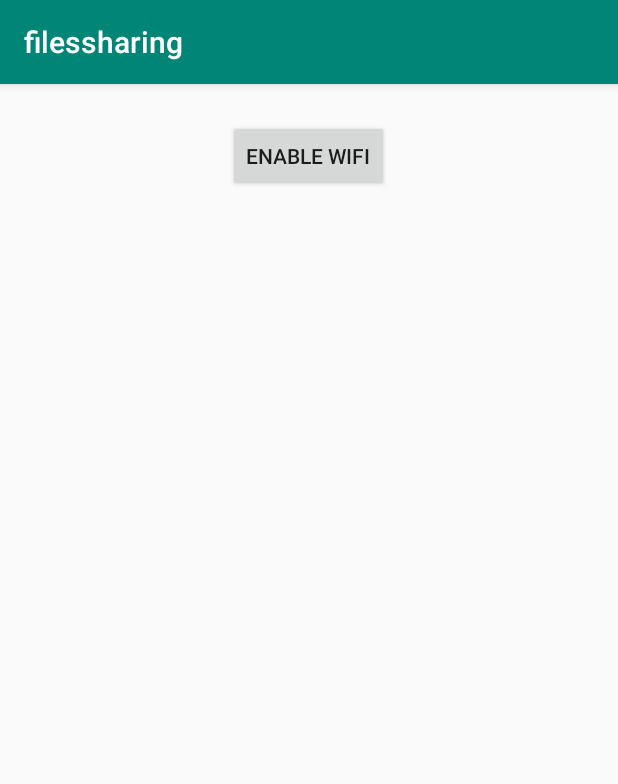
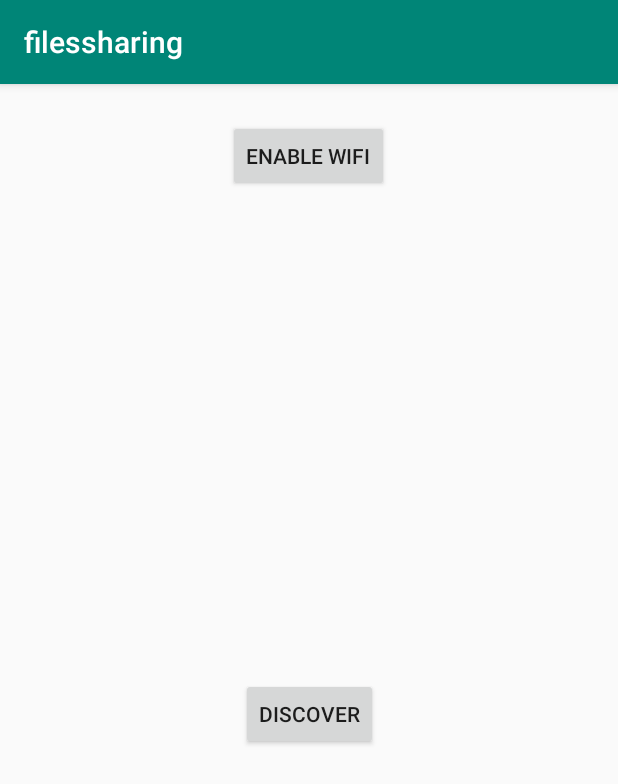
Before and after one commit to stoicanescu/Files-Sharing, an Android app: the screen it shows after launch (MainActivity), on a phone screen of 412 x 824 dp. Shown: the top 784 px of the screen. Run offline under Robolectric (Android 15) with nearby library versions, the phone set to English and light mode, and no system bars.

```diff
--- a/app/build.gradle
+++ b/app/build.gradle
@@ -5,7 +5,7 @@ android {
     buildToolsVersion "29.0.1"
     defaultConfig {
         applicationId "com.example.filessharing"
-        minSdkVersion 15
+        minSdkVersion 16
         targetSdkVersion 29
         versionCode 1
         versionName "1.0"
--- a/app/src/main/AndroidManifest.xml
+++ b/app/src/main/AndroidManifest.xml
@@ -5,6 +5,7 @@
     <uses-permission android:name="android.permission.CHANGE_WIFI_STATE" />
     <uses-permission android:name="android.permission.INTERNET"/>
     <uses-permission android:name="android.permission.ACCESS_FINE_LOCATION"/>
+    <uses-permission android:name="android.permission.CHANGE_WIFI_MULTICAST_STATE"/>
 
     <application
         android:allowBackup="true"
--- a/app/src/main/java/com/example/filessharing/MainActivity.java
+++ b/app/src/main/java/com/example/filessharing/MainActivity.java
@@ -4,35 +4,55 @@ import androidx.appcompat.app.AppCompatActivity;
 
 import android.content.Context;
 import android.content.IntentFilter;
+import android.net.nsd.NsdManager;
 import android.net.wifi.WifiManager;
 import android.os.Bundle;
 import android.view.View;
 import android.widget.Button;
 
+
 public class MainActivity extends AppCompatActivity {
 
-    Button wifiButton;
+    Button wifiButton, discover;
 
     WifiConnectionReceiver wifiReceiver;
     IntentFilter mIntentFilter;
 
     WifiManager wifiManager;
+    NsdHelper nsdHelper;
+
+    String serviceName = "TitiTransfer";
+    static boolean discoveryStarted = false;
+
     @Override
     protected void onCreate(Bundle savedInstanceState) {
         super.onCreate(savedInstanceState);
         setContentView(R.layout.activity_main);
 
-        init();
+        initLayoutComponents();
+        initWifiConnectionReceiver();
+        initNsdHelper();
     }
 
-    private void init() {
+    private void initLayoutComponents() {
         wifiButton = (Button) findViewById(R.id.wifi_button);
+        discover = (Button) findViewById(R.id.discover);
+    }
 
+    private void initWifiConnectionReceiver() {
         wifiManager = (WifiManager) getApplicationContext().getSystemService(Context.WIFI_SERVICE);
         wifiReceiver = new WifiConnectionReceiver(wifiManager, this);
 
         mIntentFilter = new IntentFilter();
         mIntentFilter.addAction(WifiManager.WIFI_STATE_CHANGED_ACTION);
+
+    }
+
+    private void initNsdHelper() {
+        nsdHelper = new NsdHelper(this, serviceName);
+        nsdHelper.initializeRegistrationListener();
+        nsdHelper.initializeDiscoveryListener();
+        nsdHelper.registerService(9000);
     }
 
     @Override
@@ -45,9 +65,24 @@ public class MainActivity extends AppCompatActivity {
     protected void onResume() {
         super.onResume();
         registerReceiver(wifiReceiver, mIntentFilter);
+
     }
+
+    @Override
+    protected void onDestroy() {
+        super.onDestroy();
+        if(wifiReceiver != null)
+            unregisterReceiver(wifiReceiver);
+    }
+
 
     public void setWifiOn(View view) {
         wifiManager.setWifiEnabled(true);
     }
+
+    public void discoverServices(View view) {
+        if(!discoveryStarted)
+            nsdHelper.startDiscoverServices();
+            discoveryStarted  = true;
+    }
 }
--- /dev/null
+++ b/app/src/main/java/com/example/filessharing/NsdHelper.java
@@ -0,0 +1,136 @@
+package com.example.filessharing;
+
+import android.app.Activity;
+import android.content.Context;
+import android.net.nsd.NsdManager;
+import android.net.nsd.NsdServiceInfo;
+import android.util.Log;
+
+class NsdHelper {
+
+    private Activity mActivity;
+
+    private String serviceName;
+
+    private static final String SERVICE_TYPE = "_http._tcp.";
+    private static final String TAG = "NsdHelper";
+
+    private NsdManager mNsdManager;
+    private NsdManager.RegistrationListener registrationListener;
+    private NsdManager.DiscoveryListener discoveryListener;
+
+    NsdHelper(Activity mActivity, String serviceName) {
+        this.serviceName = serviceName;
+        this.mActivity = mActivity;
+    }
+
+    void registerService(int port) {
+        NsdServiceInfo serviceInfo = new NsdServiceInfo();
+        serviceInfo.setServiceName(serviceName);
+        serviceInfo.setServiceType(SERVICE_TYPE);
+        serviceInfo.setPort(port);
+
+        mNsdManager = (NsdManager) mActivity.getSystemService(Context.NSD_SERVICE);
+
+        mNsdManager.registerService(
+                serviceInfo, NsdManager.PROTOCOL_DNS_SD, registrationListener);
+    }
+
+    void initializeRegistrationListener() {
+        registrationListener = new NsdManager.RegistrationListener() {
+
+            @Override
+            public void onServiceRegistered(NsdServiceInfo NsdServiceInfo) {
+                // Save the service name. Android may have changed it in order to
+                // resolve a conflict, so update the name you initially requested
+                // with the name Android actually used.
+                String serviceName = NsdServiceInfo.getServiceName();
+                Log.d(TAG, "registration info: success");
+            }
+
+            @Override
+            public void onRegistrationFailed(NsdServiceInfo serviceInfo, int errorCode) {
+                // Registration failed! Put debugging code here to determine why.
+                Log.d(TAG, "registration info: failure");
+            }
+
+            @Override
+            public void onServiceUnregistered(NsdServiceInfo arg0) {
+                // Service has been unregistered. This only happens when you call
+                // NsdManager.unregisterService() and pass in this listener.
+                Log.d(TAG, "registration info: unregistered");
+            }
+
+            @Override
+            public void onUnregistrationFailed(NsdServiceInfo serviceInfo, int errorCode) {
+                // Unregistration failed. Put debugging code here to determine why.
+            }
+        };
+    }
+
+    void initializeDiscoveryListener() {
+
+        // Instantiate a new DiscoveryListener
+        discoveryListener = new NsdManager.DiscoveryListener() {
+
+            // Called as soon as service discovery begins.
+            @Override
+            public void onDiscoveryStarted(String regType) {
+                Log.d(TAG, "Service discovery started");
+            }
+
+            @Override
+            public void onServiceFound(NsdServiceInfo service) {
+                // A service was found! Do something with it.
+                Log.d(TAG, "Service discovery success: ");
+                if (!service.getServiceType().equals(SERVICE_TYPE)) {
+                    // Service type is the string containing the protocol and
+                    // transport layer for this service.
+                    Log.d(TAG, "Unknown Service Type: " + service.getServiceType());
+                } else if (service.getServiceName().equals(serviceName)) {
+                    // The name of the service tells the user what they'd be
+                    // connecting to. It could be "Bob's Chat App".
+                    Log.d(TAG, "Same machine: " + service.getServiceName());
+                } else if (service.getServiceName().contains(serviceName)){
+                    Log.d(TAG, "Different machine: " + service.getServiceName());
+//                    mNsdManager.resolveService(service, resolveListener);
+                }
+            }
+
+            @Override
+            public void onServiceLost(NsdServiceInfo service) {
+                // When the network service is no longer available.
+                // Internal bookkeeping code goes here.
+                Log.e(TAG, "service lost: " + service);
+            }
+
+            @Override
+            public void onDiscoveryStopped(String serviceType) {
+                Log.i(TAG, "Discovery stopped: " + serviceType);
+            }
+
+            @Override
+            public void onStartDiscoveryFailed(String serviceType, int errorCode) {
+                Log.e(TAG, "Discovery failed: Error code:" + errorCode);
+                mNsdManager.stopServiceDiscovery(this);
+            }
+
+            @Override
+            public void onStopDiscoveryFailed(String serviceType, int errorCode) {
+                Log.e(TAG, "Discovery failed: Error code:" + errorCode);
+                mNsdManager.stopServiceDiscovery(this);
+            }
+        };
+    }
+
+    void stopDiscoverService() {
+        Log.d(TAG, "stopDiscoverService: a intrat");
+        mNsdManager.stopServiceDiscovery(discoveryListener);
+        Log.d(TAG, "stopDiscoverService: a iesit");
+    }
+
+    void startDiscoverServices() {
+        mNsdManager.discoverServices(
+                SERVICE_TYPE, NsdManager.PROTOCOL_DNS_SD, discoveryListener);
+    }
+}
--- a/app/src/main/res/layout/activity_main.xml
+++ b/app/src/main/res/layout/activity_main.xml
@@ -17,4 +17,15 @@
         app:layout_constraintHorizontal_bias="0.498"
         app:layout_constraintStart_toStartOf="parent"
         app:layout_constraintTop_toTopOf="parent" />
+
+    <Button
+        android:id="@+id/discover"
+        android:layout_width="wrap_content"
+        android:layout_height="wrap_content"
+        android:text="Discover"
+        android:onClick="discoverServices"
+        app:layout_constraintBottom_toBottomOf="parent"
+        app:layout_constraintEnd_toEndOf="parent"
+        app:layout_constraintStart_toStartOf="parent"
+        app:layout_constraintTop_toBottomOf="@+id/wifi_button" />
 </androidx.constraintlayout.widget.ConstraintLayout>
--- a/build.gradle
+++ b/build.gradle
@@ -1,4 +1,6 @@
-// Top-level build file where you can add configuration options common to all sub-projects/modules.
+ext {
+    var = 29
+}// Top-level build file where you can add configuration options common to all sub-projects/modules.
 
 buildscript {
     repositories {
```
